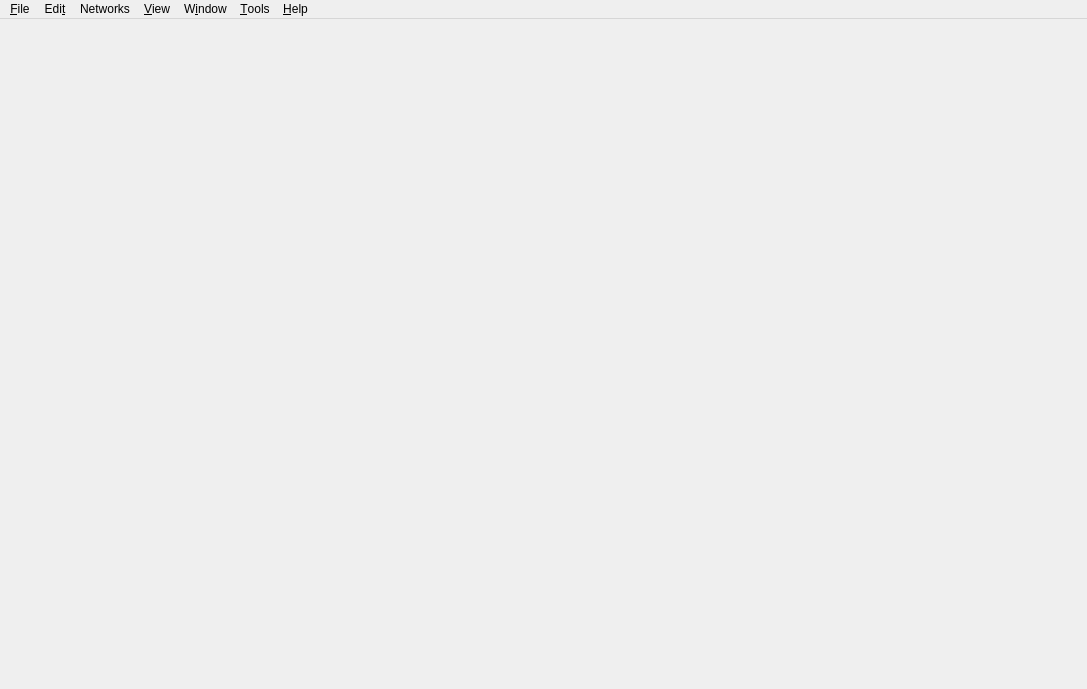
First picture: the form in SIM-VICUS/src/SVMainWindow.ui, repository ghorwin/SIM-VICUS, before the edit.
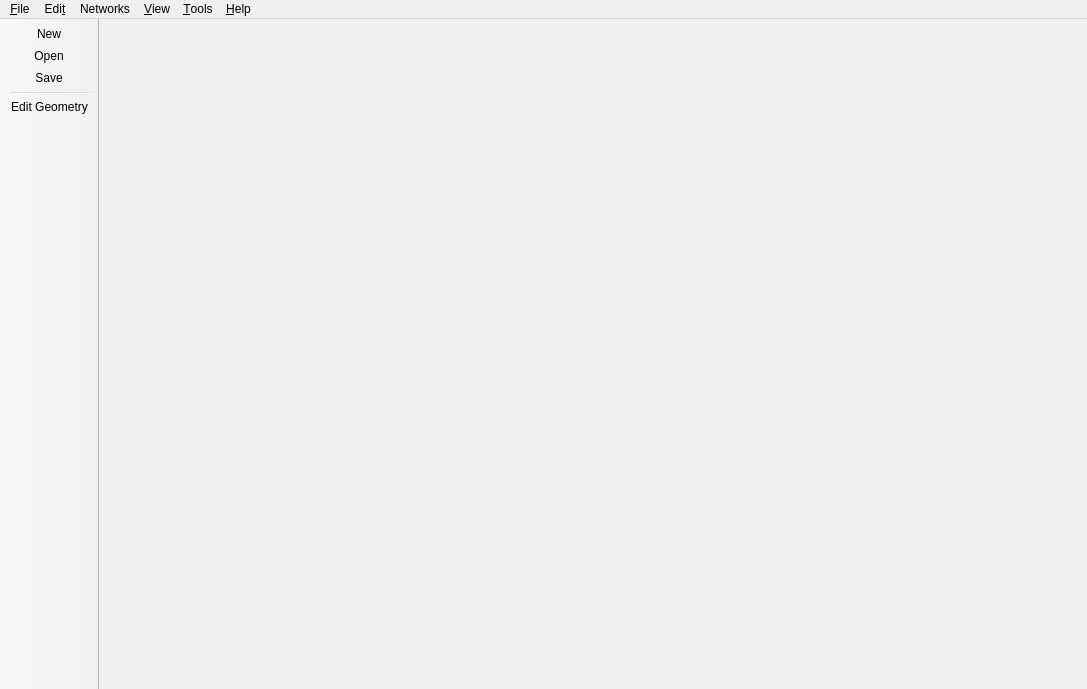
Second picture: the form after the edit. Icons and pictures are not drawn.

Commit message: Removed Button bar, added tool bar. Started implementing view state changes.

```diff
--- a/SIM-VICUS/src/SVMainWindow.ui
+++ b/SIM-VICUS/src/SVMainWindow.ui
@@ -20,7 +20,7 @@
      <x>0</x>
      <y>0</y>
      <width>1087</width>
-     <height>21</height>
+     <height>22</height>
     </rect>
    </property>
    <widget class="QMenu" name="menu_File">
@@ -75,18 +75,6 @@
     </property>
     <addaction name="separator"/>
    </widget>
-   <widget class="QMenu" name="menu_Window">
-    <property name="minimumSize">
-     <size>
-      <width>0</width>
-      <height>0</height>
-     </size>
-    </property>
-    <property name="title">
-     <string>W&amp;indow</string>
-    </property>
-    <addaction name="separator"/>
-   </widget>
    <widget class="QMenu" name="menu_Tools">
     <property name="title">
      <string>&amp;Tools</string>
@@ -105,10 +93,37 @@
    <addaction name="menu_Edit"/>
    <addaction name="menuNetworks"/>
    <addaction name="menu_View"/>
-   <addaction name="menu_Window"/>
    <addaction name="menu_Tools"/>
    <addaction name="menu_Help"/>
   </widget>
+  <widget class="QToolBar" name="toolBar">
+   <property name="windowTitle">
+    <string>Main tool bar.</string>
+   </property>
+   <property name="movable">
+    <bool>false</bool>
+   </property>
+   <property name="allowedAreas">
+    <set>Qt::LeftToolBarArea</set>
+   </property>
+   <property name="iconSize">
+    <size>
+     <width>32</width>
+     <height>32</height>
+    </size>
+   </property>
+   <attribute name="toolBarArea">
+    <enum>LeftToolBarArea</enum>
+   </attribute>
+   <attribute name="toolBarBreak">
+    <bool>false</bool>
+   </attribute>
+   <addaction name="actionFileNew"/>
+   <addaction name="actionFileOpen"/>
+   <addaction name="actionFileSave"/>
+   <addaction name="separator"/>
+   <addaction name="actionViewToggleGeometryMode"/>
+  </widget>
   <action name="actionFileNew">
    <property name="icon">
     <iconset resource="../resources/SIM-VICUS.qrc">
@@ -329,6 +344,18 @@
     <string>Edit Network...</string>
    </property>
   </action>
+  <action name="actionViewToggleGeometryMode">
+   <property name="icon">
+    <iconset resource="../resources/SIM-VICUS.qrc">
+     <normaloff>:/gfx/actions/64x64/diagrams.png</normaloff>:/gfx/actions/64x64/diagrams.png</iconset>
+   </property>
+   <property name="text">
+    <string>Edit Geometry</string>
+   </property>
+   <property name="toolTip">
+    <string>Turns on geometry edit mode</string>
+   </property>
+  </action>
  </widget>
  <layoutdefault spacing="6" margin="11"/>
  <resources>
```
The commit also changes 15 other files.
